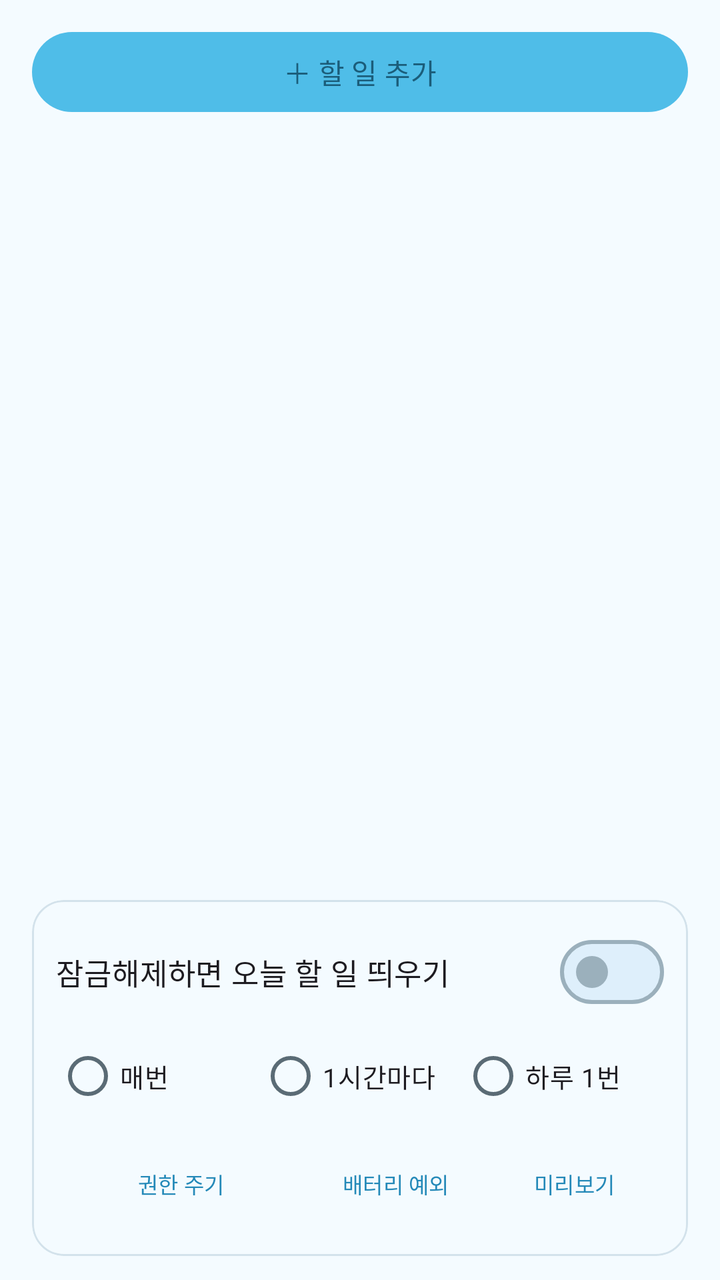
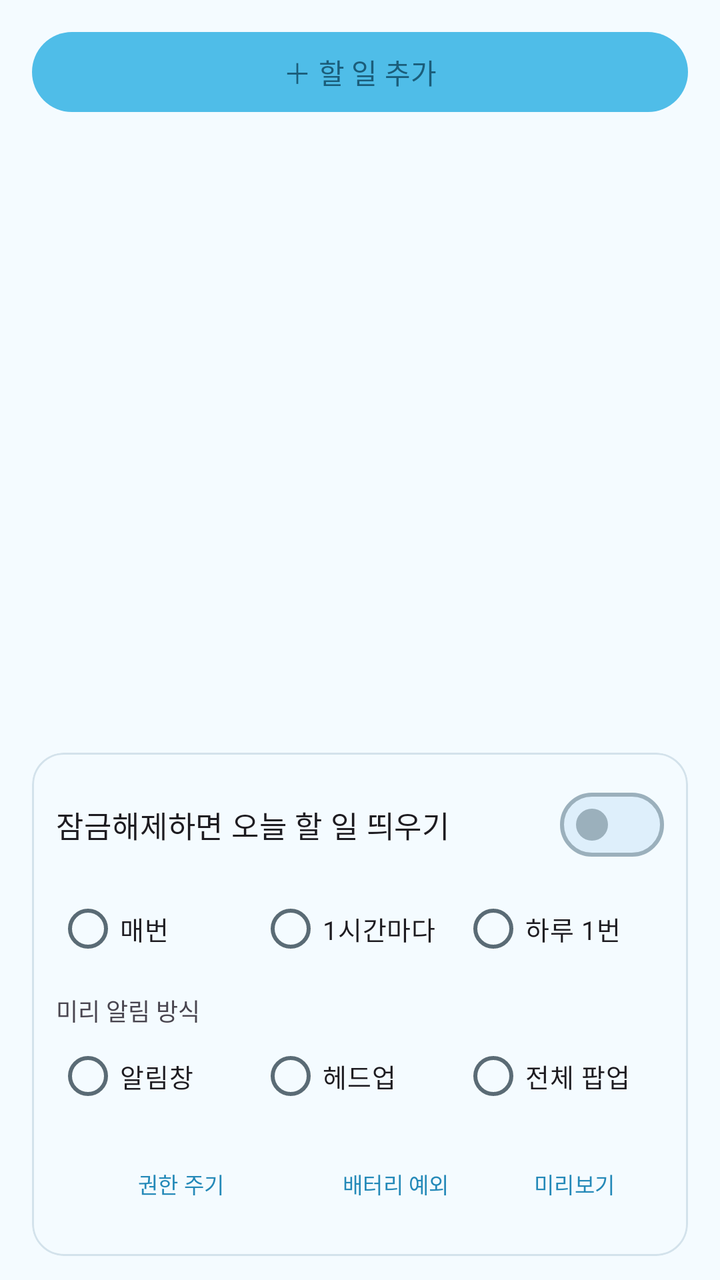

Before-and-after screenshots of an Android layout around one commit, followed by the original layout XML and the change that was made.
<!-- AndroidManifest.xml: application theme Theme.TodoLock -->
<!-- res/layout/activity_main.xml -->
<?xml version="1.0" encoding="utf-8"?>
<LinearLayout xmlns:android="http://schemas.android.com/apk/res/android"
    xmlns:app="http://schemas.android.com/apk/res-auto"
    android:layout_width="match_parent"
    android:layout_height="match_parent"
    android:orientation="vertical"
    android:fitsSystemWindows="true"
    android:paddingStart="16dp"
    android:paddingEnd="16dp"
    android:paddingTop="12dp"
    android:paddingBottom="12dp">

    <com.google.android.material.button.MaterialButton
        android:id="@+id/btnOpenAdd"
        style="@style/Widget.TodoLock.Button.Sky"
        android:layout_width="match_parent"
        android:layout_height="wrap_content"
        android:text="＋ 할 일 추가" />

    <TextView
        android:id="@+id/tvEmpty"
        android:layout_width="match_parent"
        android:layout_height="wrap_content"
        android:gravity="center"
        android:paddingTop="32dp"
        android:paddingBottom="32dp"
        android:alpha="0.55"
        android:text="할 일이 없습니다.\n오늘 할 일이 없으면 잠금해제 시 팝업도 뜨지 않아요."
        android:visibility="gone" />

    <androidx.recyclerview.widget.RecyclerView
        android:id="@+id/recycler"
        android:layout_width="match_parent"
        android:layout_height="0dp"
        android:layout_weight="1"
        android:layout_marginTop="8dp"
        android:clipToPadding="false"
        android:scrollbars="vertical" />

    <com.google.android.material.card.MaterialCardView
        android:layout_width="match_parent"
        android:layout_height="wrap_content"
        android:layout_marginTop="8dp"
        app:cardCornerRadius="16dp"
        app:cardElevation="0dp"
        app:strokeWidth="1dp">

        <LinearLayout
            android:layout_width="match_parent"
            android:layout_height="wrap_content"
            android:orientation="vertical"
            android:padding="12dp">

            <com.google.android.material.materialswitch.MaterialSwitch
                android:id="@+id/swEnabled"
                android:layout_width="match_parent"
                android:layout_height="wrap_content"
                android:text="잠금해제하면 오늘 할 일 띄우기"
                android:textSize="15sp" />

            <RadioGroup
                android:id="@+id/rgMode"
                android:layout_width="match_parent"
                android:layout_height="wrap_content"
                android:orientation="horizontal"
                android:layout_marginTop="4dp">

                <RadioButton
                    android:id="@+id/rbAlways"
                    android:layout_width="0dp"
                    android:layout_height="wrap_content"
                    android:layout_weight="1"
                    android:textSize="13sp"
                    android:text="매번" />

                <RadioButton
                    android:id="@+id/rbHourly"
                    android:layout_width="0dp"
                    android:layout_height="wrap_content"
                    android:layout_weight="1"
                    android:textSize="13sp"
                    android:text="1시간마다" />

                <RadioButton
                    android:id="@+id/rbOnce"
                    android:layout_width="0dp"
                    android:layout_height="wrap_content"
                    android:layout_weight="1"
                    android:textSize="13sp"
                    android:text="하루 1번" />
            </RadioGroup>

            <TextView
                android:id="@+id/tvPermWarn"
                android:layout_width="match_parent"
                android:layout_height="wrap_content"
                android:textSize="12sp"
                android:textColor="?attr/colorError"
                android:layout_marginTop="4dp"
                android:text="⚠ '다른 앱 위에 표시' 권한이 없으면 팝업 대신 알림으로만 표시됩니다."
                android:visibility="gone" />

            <LinearLayout
                android:layout_width="match_parent"
                android:layout_height="wrap_content"
                android:orientation="horizontal"
                android:layout_marginTop="6dp">

                <com.google.android.material.button.MaterialButton
                    android:id="@+id/btnOverlay"
                    style="@style/Widget.Material3.Button.TextButton"
                    android:layout_width="0dp"
                    android:layout_height="wrap_content"
                    android:layout_weight="1.4"
                    android:textSize="11sp"
                    android:paddingStart="4dp"
                    android:paddingEnd="4dp"
                    android:insetLeft="0dp"
                    android:insetRight="0dp"
                    android:text="권한 주기" />

                <com.google.android.material.button.MaterialButton
                    android:id="@+id/btnBattery"
                    style="@style/Widget.Material3.Button.TextButton"
                    android:layout_width="0dp"
                    android:layout_height="wrap_content"
                    android:layout_weight="1"
                    android:textSize="11sp"
                    android:paddingStart="4dp"
                    android:paddingEnd="4dp"
                    android:insetLeft="0dp"
                    android:insetRight="0dp"
                    android:text="배터리 예외" />

                <com.google.android.material.button.MaterialButton
                    android:id="@+id/btnTest"
                    style="@style/Widget.Material3.Button.TextButton"
                    android:layout_width="0dp"
                    android:layout_height="wrap_content"
                    android:layout_weight="1"
                    android:textSize="11sp"
                    android:paddingStart="4dp"
                    android:paddingEnd="4dp"
                    android:insetLeft="0dp"
                    android:insetRight="0dp"
                    android:text="미리보기" />
            </LinearLayout>

        </LinearLayout>
    </com.google.android.material.card.MaterialCardView>
</LinearLayout>
<!-- resources referenced by this layout -->
<resources>
  <style name="Widget.TodoLock.Button.Sky" parent="Widget.Material3.Button">
          <item name="backgroundTint">@color/sky_bright</item>
          <item name="android:textColor">@color/on_sky_bright</item>
          <item name="iconTint">@color/on_sky_bright</item>
          <item name="rippleColor">@color/on_sky_bright</item>
      </style>
  <color name="sky_bright">#4FBDE8</color>
  <color name="on_sky_bright">#1B5D7A</color>
  <color name="md_primary">#2489B8</color>
  <color name="md_on_primary">#FFFFFF</color>
  <color name="md_primary_container">#DCF2FE</color>
  <color name="md_on_primary_container">#1B5673</color>
  <color name="md_secondary">#4E616D</color>
  <color name="md_on_secondary">#FFFFFF</color>
  <color name="md_secondary_container">#D1E5F4</color>
  <color name="md_on_secondary_container">#0A1E28</color>
  <color name="md_tertiary">#5F5B7D</color>
  <color name="md_on_tertiary">#FFFFFF</color>
  <color name="md_tertiary_container">#E5DEFF</color>
  <color name="md_on_tertiary_container">#1B1736</color>
  <color name="md_error">#BA1A1A</color>
  <color name="md_on_error">#FFFFFF</color>
  <color name="md_error_container">#FFDAD6</color>
  <color name="md_on_error_container">#410002</color>
  <color name="md_background">#F4FBFF</color>
  <color name="md_on_background">#2C3A42</color>
  <color name="md_surface">#F4FBFF</color>
  <color name="md_on_surface">#2C3A42</color>
  <color name="md_surface_variant">#E3EEF5</color>
  <color name="md_on_surface_variant">#5A6B75</color>
  <color name="md_outline">#9BB0BC</color>
  <color name="md_outline_variant">#D3E2EB</color>
  <color name="md_inverse_surface">#2E3133</color>
  <color name="md_inverse_on_surface">#EFF1F3</color>
  <color name="md_inverse_primary">#83CFFF</color>
  <color name="md_surface_dim">#DDEBF4</color>
  <color name="md_surface_bright">#FBFDFF</color>
  <color name="md_surface_container_lowest">#FFFFFF</color>
  <color name="md_surface_container_low">#F9FCFF</color>
  <color name="md_surface_container">#EFF8FE</color>
  <color name="md_surface_container_high">#E7F4FD</color>
  <color name="md_surface_container_highest">#DEEFFB</color>
  <!-- unchanged entries left out for length: 1 -->
</resources>

<!-- the commit's change to res/layout/activity_main.xml (unified diff, before → after) -->
@@ -91,6 +91,45 @@
             </RadioGroup>
 
             <TextView
+                android:layout_width="match_parent"
+                android:layout_height="wrap_content"
+                android:layout_marginTop="8dp"
+                android:text="미리 알림 방식"
+                android:textSize="12sp"
+                android:textColor="?android:attr/textColorSecondary" />
+
+            <RadioGroup
+                android:id="@+id/rgRemind"
+                android:layout_width="match_parent"
+                android:layout_height="wrap_content"
+                android:orientation="horizontal">
+
+                <RadioButton
+                    android:id="@+id/rbShade"
+                    android:layout_width="0dp"
+                    android:layout_height="wrap_content"
+                    android:layout_weight="1"
+                    android:textSize="13sp"
+                    android:text="알림창" />
+
+                <RadioButton
+                    android:id="@+id/rbHeadsUp"
+                    android:layout_width="0dp"
+                    android:layout_height="wrap_content"
+                    android:layout_weight="1"
+                    android:textSize="13sp"
+                    android:text="헤드업" />
+
+                <RadioButton
+                    android:id="@+id/rbPopup"
+                    android:layout_width="0dp"
+                    android:layout_height="wrap_content"
+                    android:layout_weight="1"
+                    android:textSize="13sp"
+                    android:text="전체 팝업" />
+            </RadioGroup>
+
+            <TextView
                 android:id="@+id/tvPermWarn"
                 android:layout_width="match_parent"
                 android:layout_height="wrap_content"
